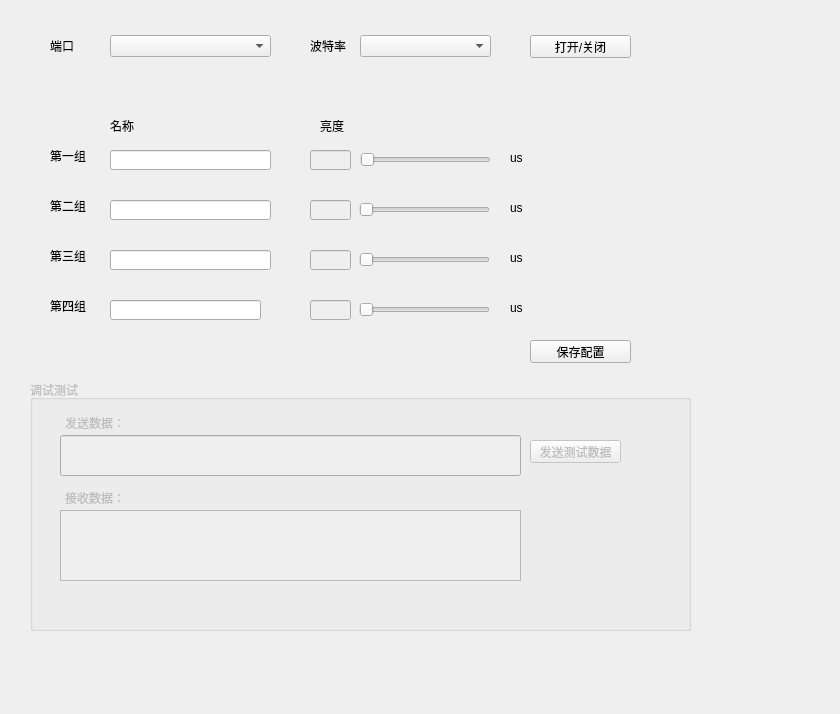
This is LightModule/devicefrom.ui in chuandongxu/AOI as Qt 5 draws it before an edit. The edited form follows.
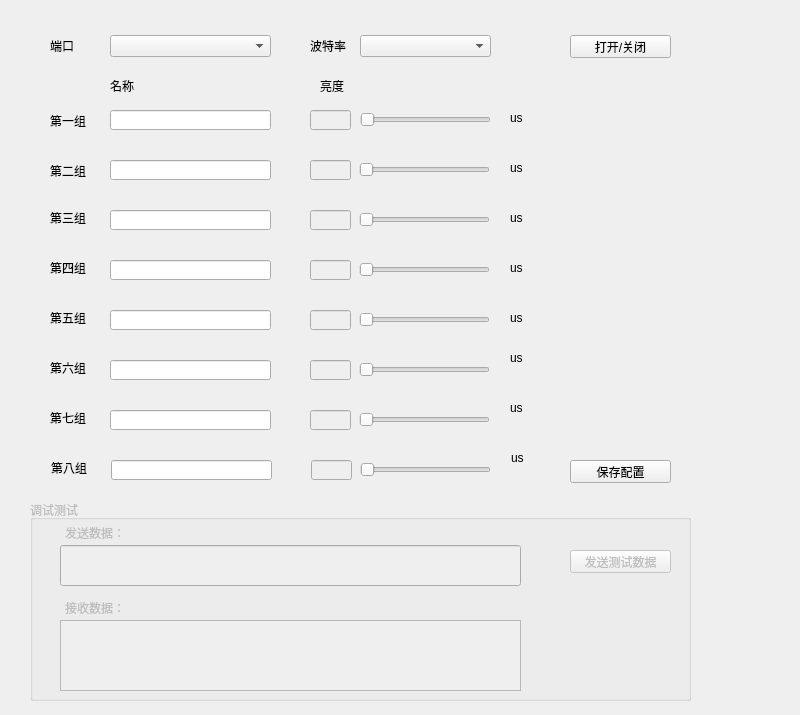
This is the edited form.

```diff
--- a/LightModule/devicefrom.ui
+++ b/LightModule/devicefrom.ui
@@ -6,8 +6,8 @@
    <rect>
     <x>0</x>
     <y>0</y>
-    <width>840</width>
-    <height>714</height>
+    <width>800</width>
+    <height>715</height>
    </rect>
   </property>
   <property name="windowTitle">
@@ -17,7 +17,7 @@
    <property name="geometry">
     <rect>
      <x>110</x>
-     <y>120</y>
+     <y>80</y>
      <width>54</width>
      <height>12</height>
     </rect>
@@ -30,7 +30,7 @@
    <property name="geometry">
     <rect>
      <x>320</x>
-     <y>120</y>
+     <y>80</y>
      <width>54</width>
      <height>12</height>
     </rect>
@@ -43,9 +43,9 @@
    <property name="geometry">
     <rect>
      <x>50</x>
-     <y>150</y>
+     <y>110</y>
      <width>54</width>
-     <height>12</height>
+     <height>21</height>
     </rect>
    </property>
    <property name="text">
@@ -56,9 +56,9 @@
    <property name="geometry">
     <rect>
      <x>50</x>
-     <y>200</y>
+     <y>160</y>
      <width>54</width>
-     <height>12</height>
+     <height>21</height>
     </rect>
    </property>
    <property name="text">
@@ -69,9 +69,9 @@
    <property name="geometry">
     <rect>
      <x>50</x>
-     <y>250</y>
+     <y>210</y>
      <width>54</width>
-     <height>12</height>
+     <height>16</height>
     </rect>
    </property>
    <property name="text">
@@ -82,9 +82,9 @@
    <property name="geometry">
     <rect>
      <x>50</x>
-     <y>300</y>
+     <y>260</y>
      <width>54</width>
-     <height>12</height>
+     <height>16</height>
     </rect>
    </property>
    <property name="text">
@@ -95,7 +95,7 @@
    <property name="geometry">
     <rect>
      <x>110</x>
-     <y>150</y>
+     <y>110</y>
      <width>161</width>
      <height>20</height>
     </rect>
@@ -105,7 +105,7 @@
    <property name="geometry">
     <rect>
      <x>110</x>
-     <y>200</y>
+     <y>160</y>
      <width>161</width>
      <height>20</height>
     </rect>
@@ -115,7 +115,7 @@
    <property name="geometry">
     <rect>
      <x>110</x>
-     <y>250</y>
+     <y>210</y>
      <width>161</width>
      <height>20</height>
     </rect>
@@ -125,8 +125,8 @@
    <property name="geometry">
     <rect>
      <x>110</x>
-     <y>300</y>
-     <width>151</width>
+     <y>260</y>
+     <width>161</width>
      <height>20</height>
     </rect>
    </property>
@@ -135,7 +135,7 @@
    <property name="geometry">
     <rect>
      <x>360</x>
-     <y>150</y>
+     <y>110</y>
      <width>131</width>
      <height>19</height>
     </rect>
@@ -151,7 +151,7 @@
    <property name="geometry">
     <rect>
      <x>359</x>
-     <y>200</y>
+     <y>160</y>
      <width>131</width>
      <height>19</height>
     </rect>
@@ -167,7 +167,7 @@
    <property name="geometry">
     <rect>
      <x>359</x>
-     <y>250</y>
+     <y>210</y>
      <width>131</width>
      <height>19</height>
     </rect>
@@ -183,7 +183,7 @@
    <property name="geometry">
     <rect>
      <x>359</x>
-     <y>300</y>
+     <y>260</y>
      <width>131</width>
      <height>19</height>
     </rect>
@@ -244,7 +244,7 @@
   <widget class="QPushButton" name="pushButton">
    <property name="geometry">
     <rect>
-     <x>530</x>
+     <x>570</x>
      <y>35</y>
      <width>101</width>
      <height>23</height>
@@ -257,8 +257,8 @@
   <widget class="QPushButton" name="pushButton_3">
    <property name="geometry">
     <rect>
-     <x>530</x>
-     <y>340</y>
+     <x>570</x>
+     <y>460</y>
      <width>101</width>
      <height>23</height>
     </rect>
@@ -267,14 +267,14 @@
     <string>保存配置</string>
    </property>
   </widget>
-  <widget class="QLineEdit" name="lineEdit_6">
+  <widget class="QLineEdit" name="lineEdit_1_value">
    <property name="enabled">
     <bool>false</bool>
    </property>
    <property name="geometry">
     <rect>
      <x>310</x>
-     <y>150</y>
+     <y>110</y>
      <width>41</width>
      <height>20</height>
     </rect>
@@ -283,14 +283,14 @@
     <bool>true</bool>
    </property>
   </widget>
-  <widget class="QLineEdit" name="lineEdit_7">
+  <widget class="QLineEdit" name="lineEdit_2_value">
    <property name="enabled">
     <bool>false</bool>
    </property>
    <property name="geometry">
     <rect>
      <x>310</x>
-     <y>200</y>
+     <y>160</y>
      <width>41</width>
      <height>20</height>
     </rect>
@@ -299,14 +299,14 @@
     <bool>true</bool>
    </property>
   </widget>
-  <widget class="QLineEdit" name="lineEdit_8">
+  <widget class="QLineEdit" name="lineEdit_3_value">
    <property name="enabled">
     <bool>false</bool>
    </property>
    <property name="geometry">
     <rect>
      <x>310</x>
-     <y>250</y>
+     <y>210</y>
      <width>41</width>
      <height>20</height>
     </rect>
@@ -322,7 +322,7 @@
    <property name="geometry">
     <rect>
      <x>310</x>
-     <y>300</y>
+     <y>260</y>
      <width>41</width>
      <height>20</height>
     </rect>
@@ -338,9 +338,9 @@
    <property name="geometry">
     <rect>
      <x>30</x>
-     <y>380</y>
+     <y>500</y>
      <width>661</width>
-     <height>251</height>
+     <height>201</height>
     </rect>
    </property>
    <property name="title">
@@ -350,7 +350,7 @@
     <property name="geometry">
      <rect>
       <x>30</x>
-      <y>130</y>
+      <y>120</y>
       <width>461</width>
       <height>71</height>
      </rect>
@@ -362,9 +362,9 @@
    <widget class="QPushButton" name="pushButton_2">
     <property name="geometry">
      <rect>
-      <x>500</x>
-      <y>60</y>
-      <width>91</width>
+      <x>540</x>
+      <y>50</y>
+      <width>101</width>
       <height>23</height>
      </rect>
     </property>
@@ -372,11 +372,11 @@
      <string>发送测试数据</string>
     </property>
    </widget>
-   <widget class="QLineEdit" name="lineEdit_5">
+   <widget class="QLineEdit" name="lineEdit_send">
     <property name="geometry">
      <rect>
       <x>30</x>
-      <y>55</y>
+      <y>45</y>
       <width>461</width>
       <height>41</height>
      </rect>
@@ -386,7 +386,7 @@
     <property name="geometry">
      <rect>
       <x>35</x>
-      <y>35</y>
+      <y>25</y>
       <width>91</width>
       <height>16</height>
      </rect>
@@ -399,7 +399,7 @@
     <property name="geometry">
      <rect>
       <x>35</x>
-      <y>110</y>
+      <y>100</y>
       <width>81</width>
       <height>16</height>
      </rect>
@@ -413,7 +413,7 @@
    <property name="geometry">
     <rect>
      <x>510</x>
-     <y>150</y>
+     <y>110</y>
      <width>31</width>
      <height>16</height>
     </rect>
@@ -426,7 +426,7 @@
    <property name="geometry">
     <rect>
      <x>510</x>
-     <y>200</y>
+     <y>160</y>
      <width>31</width>
      <height>16</height>
     </rect>
@@ -439,7 +439,7 @@
    <property name="geometry">
     <rect>
      <x>510</x>
-     <y>250</y>
+     <y>210</y>
      <width>31</width>
      <height>16</height>
     </rect>
@@ -452,7 +452,7 @@
    <property name="geometry">
     <rect>
      <x>510</x>
-     <y>300</y>
+     <y>260</y>
      <width>31</width>
      <height>16</height>
     </rect>
@@ -461,6 +461,278 @@
     <string>us</string>
    </property>
   </widget>
+  <widget class="QLabel" name="label_15">
+   <property name="geometry">
+    <rect>
+     <x>510</x>
+     <y>310</y>
+     <width>31</width>
+     <height>16</height>
+    </rect>
+   </property>
+   <property name="text">
+    <string>us</string>
+   </property>
+  </widget>
+  <widget class="QLabel" name="label_16">
+   <property name="geometry">
+    <rect>
+     <x>50</x>
+     <y>310</y>
+     <width>54</width>
+     <height>16</height>
+    </rect>
+   </property>
+   <property name="text">
+    <string>第五组</string>
+   </property>
+  </widget>
+  <widget class="QLineEdit" name="lineEdit_5">
+   <property name="geometry">
+    <rect>
+     <x>110</x>
+     <y>310</y>
+     <width>161</width>
+     <height>20</height>
+    </rect>
+   </property>
+  </widget>
+  <widget class="QSlider" name="horizontalSlider_5">
+   <property name="geometry">
+    <rect>
+     <x>359</x>
+     <y>310</y>
+     <width>131</width>
+     <height>19</height>
+    </rect>
+   </property>
+   <property name="maximum">
+    <number>1000</number>
+   </property>
+   <property name="orientation">
+    <enum>Qt::Horizontal</enum>
+   </property>
+  </widget>
+  <widget class="QLineEdit" name="lineEdit_5_value">
+   <property name="enabled">
+    <bool>false</bool>
+   </property>
+   <property name="geometry">
+    <rect>
+     <x>310</x>
+     <y>310</y>
+     <width>41</width>
+     <height>20</height>
+    </rect>
+   </property>
+   <property name="readOnly">
+    <bool>true</bool>
+   </property>
+  </widget>
+  <widget class="QLabel" name="label_17">
+   <property name="geometry">
+    <rect>
+     <x>510</x>
+     <y>350</y>
+     <width>31</width>
+     <height>16</height>
+    </rect>
+   </property>
+   <property name="text">
+    <string>us</string>
+   </property>
+  </widget>
+  <widget class="QLabel" name="label_18">
+   <property name="geometry">
+    <rect>
+     <x>50</x>
+     <y>360</y>
+     <width>54</width>
+     <height>16</height>
+    </rect>
+   </property>
+   <property name="text">
+    <string>第六组</string>
+   </property>
+  </widget>
+  <widget class="QLineEdit" name="lineEdit_6_value">
+   <property name="enabled">
+    <bool>false</bool>
+   </property>
+   <property name="geometry">
+    <rect>
+     <x>310</x>
+     <y>360</y>
+     <width>41</width>
+     <height>20</height>
+    </rect>
+   </property>
+   <property name="readOnly">
+    <bool>true</bool>
+   </property>
+  </widget>
+  <widget class="QLineEdit" name="lineEdit_6">
+   <property name="geometry">
+    <rect>
+     <x>110</x>
+     <y>360</y>
+     <width>161</width>
+     <height>20</height>
+    </rect>
+   </property>
+  </widget>
+  <widget class="QSlider" name="horizontalSlider_6">
+   <property name="geometry">
+    <rect>
+     <x>359</x>
+     <y>360</y>
+     <width>131</width>
+     <height>19</height>
+    </rect>
+   </property>
+   <property name="maximum">
+    <number>1000</number>
+   </property>
+   <property name="orientation">
+    <enum>Qt::Horizontal</enum>
+   </property>
+  </widget>
+  <widget class="QLabel" name="label_19">
+   <property name="geometry">
+    <rect>
+     <x>510</x>
+     <y>400</y>
+     <width>31</width>
+     <height>16</height>
+    </rect>
+   </property>
+   <property name="text">
+    <string>us</string>
+   </property>
+  </widget>
+  <widget class="QLineEdit" name="lineEdit_7">
+   <property name="geometry">
+    <rect>
+     <x>110</x>
+     <y>410</y>
+     <width>161</width>
+     <height>20</height>
+    </rect>
+   </property>
+  </widget>
+  <widget class="QLabel" name="label_20">
+   <property name="geometry">
+    <rect>
+     <x>50</x>
+     <y>410</y>
+     <width>54</width>
+     <height>16</height>
+    </rect>
+   </property>
+   <property name="text">
+    <string>第七组</string>
+   </property>
+  </widget>
+  <widget class="QLineEdit" name="lineEdit_7_value">
+   <property name="enabled">
+    <bool>false</bool>
+   </property>
+   <property name="geometry">
+    <rect>
+     <x>310</x>
+     <y>410</y>
+     <width>41</width>
+     <height>20</height>
+    </rect>
+   </property>
+   <property name="readOnly">
+    <bool>true</bool>
+   </property>
+  </widget>
+  <widget class="QSlider" name="horizontalSlider_7">
+   <property name="geometry">
+    <rect>
+     <x>359</x>
+     <y>410</y>
+     <width>131</width>
+     <height>19</height>
+    </rect>
+   </property>
+   <property name="maximum">
+    <number>1000</number>
+   </property>
+   <property name="orientation">
+    <enum>Qt::Horizontal</enum>
+   </property>
+  </widget>
+  <widget class="QSlider" name="horizontalSlider_8">
+   <property name="geometry">
+    <rect>
+     <x>360</x>
+     <y>460</y>
+     <width>131</width>
+     <height>19</height>
+    </rect>
+   </property>
+   <property name="maximum">
+    <number>1000</number>
+   </property>
+   <property name="orientation">
+    <enum>Qt::Horizontal</enum>
+   </property>
+  </widget>
+  <widget class="QLabel" name="label_21">
+   <property name="geometry">
+    <rect>
+     <x>511</x>
+     <y>450</y>
+     <width>31</width>
+     <height>16</height>
+    </rect>
+   </property>
+   <property name="text">
+    <string>us</string>
+   </property>
+  </widget>
+  <widget class="QLineEdit" name="lineEdit_8">
+   <property name="geometry">
+    <rect>
+     <x>111</x>
+     <y>460</y>
+     <width>161</width>
+     <height>20</height>
+    </rect>
+   </property>
+  </widget>
+  <widget class="QLabel" name="label_22">
+   <property name="geometry">
+    <rect>
+     <x>51</x>
+     <y>460</y>
+     <width>54</width>
+     <height>16</height>
+    </rect>
+   </property>
+   <property name="text">
+    <string>第八组</string>
+   </property>
+  </widget>
+  <widget class="QLineEdit" name="lineEdit_8_value">
+   <property name="enabled">
+    <bool>false</bool>
+   </property>
+   <property name="geometry">
+    <rect>
+     <x>311</x>
+     <y>460</y>
+     <width>41</width>
+     <height>20</height>
+    </rect>
+   </property>
+   <property name="readOnly">
+    <bool>true</bool>
+   </property>
+  </widget>
  </widget>
  <layoutdefault spacing="6" margin="11"/>
  <resources/>
```
Left out of the diff: 8 changed lines with no effect on the pictures.
